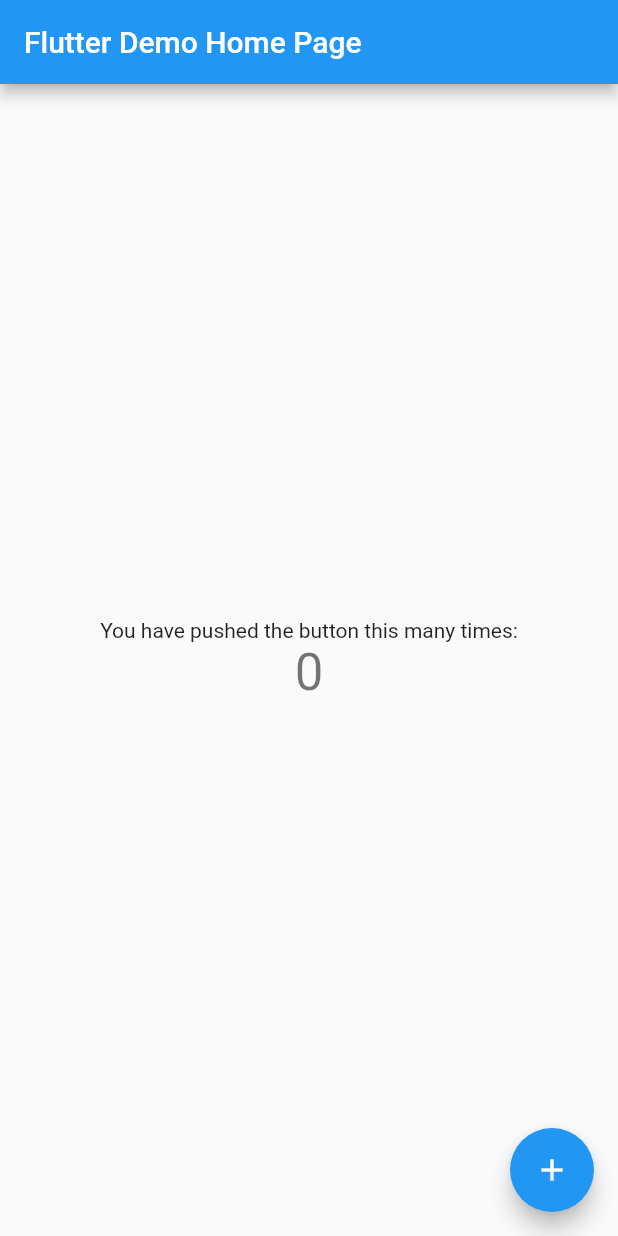
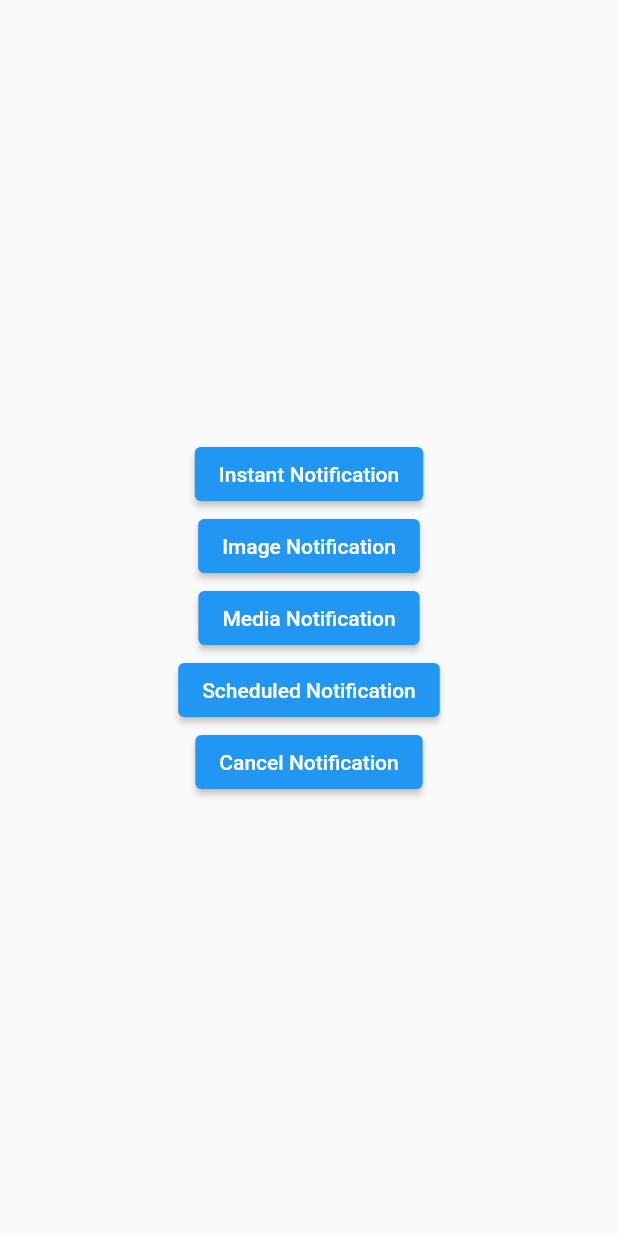
Before and after one commit to rajpatel2619/flutter_local_notify, a Flutter app: the screen it shows after launch, on a phone screen of 412 x 824 dp. Run offline on Flutter 3.47's test engine with Material 2 defaults, Android fonts, the phone set to English and light mode, and no system bars; our stand-ins replace flutter_local_notifications.

Commit message:
instant notification

```diff
--- /dev/null
+++ b/lib/home_view.dart
@@ -0,0 +1,38 @@
+import 'package:flutter/material.dart';
+import 'package:flutter_local_notify/services/notification.dart';
+import 'package:provider/provider.dart';
+
+class HomePage extends StatefulWidget {
+  @override
+  _HomePageState createState() => _HomePageState();
+}
+
+class _HomePageState extends State<HomePage> {
+  @override
+  void initState() {
+    Provider.of<NotificationService>(context, listen: false).initialize();
+    super.initState();
+  }
+
+  @override
+  Widget build(BuildContext context) {
+    return Scaffold(
+      body: Container(
+          child: Center(
+        child: Consumer<NotificationService>(
+          builder: (context, model, _) =>
+              Column(mainAxisAlignment: MainAxisAlignment.center, children: [
+            ElevatedButton(
+                onPressed: ()=>model.instantNotification(), child: Text("Instant Notification")),
+            ElevatedButton(onPressed: () {}, child: Text("Image Notification")),
+            ElevatedButton(onPressed: () {}, child: Text("Media Notification")),
+            ElevatedButton(
+                onPressed: () {}, child: Text("Scheduled Notification")),
+            ElevatedButton(
+                onPressed: () {}, child: Text("Cancel Notification")),
+          ]),
+        ),
+      )),
+    );
+  }
+}
--- a/lib/main.dart
+++ b/lib/main.dart
@@ -1,4 +1,8 @@
 import 'package:flutter/material.dart';
+import 'package:flutter_local_notify/home_view.dart';
+import 'package:flutter_local_notify/services/notification.dart';
+import 'package:provider/provider.dart';
+
 
 void main() {
   runApp(MyApp());
@@ -8,106 +12,18 @@
   // This widget is the root of your application.
   @override
   Widget build(BuildContext context) {
-    return MaterialApp(
+    return MultiProvider(
+      child: MaterialApp(
       title: 'Flutter Demo',
       theme: ThemeData(
-        // This is the theme of your application.
-        //
-        // Try running your application with "flutter run". You'll see the
-        // application has a blue toolbar. Then, without quitting the app, try
-        // changing the primarySwatch below to Colors.green and then invoke
-        // "hot reload" (press "r" in the console where you ran "flutter run",
-        // or simply save your changes to "hot reload" in a Flutter IDE).
-        // Notice that the counter didn't reset back to zero; the application
-        // is not restarted.
+
         primarySwatch: Colors.blue,
       ),
-      home: MyHomePage(title: 'Flutter Demo Home Page'),
-    );
+      home: HomePage(),
+      debugShowCheckedModeBanner: false,
+    ),
+      providers:[
+      ChangeNotifierProvider(create:(_)=>NotificationService())
+    ]);
   }
 }
-
-class MyHomePage extends StatefulWidget {
-  MyHomePage({Key key, this.title}) : super(key: key);
-
-  // This widget is the home page of your application. It is stateful, meaning
-  // that it has a State object (defined below) that contains fields that affect
-  // how it looks.
-
-  // This class is the configuration for the state. It holds the values (in this
-  // case the title) provided by the parent (in this case the App widget) and
-  // used by the build method of the State. Fields in a Widget subclass are
-  // always marked "final".
-
-  final String title;
-
-  @override
-  _MyHomePageState createState() => _MyHomePageState();
-}
-
-class _MyHomePageState extends State<MyHomePage> {
-  int _counter = 0;
-
-  void _incrementCounter() {
-    setState(() {
-      // This call to setState tells the Flutter framework that something has
-      // changed in this State, which causes it to rerun the build method below
-      // so that the display can reflect the updated values. If we changed
-      // _counter without calling setState(), then the build method would not be
-      // called again, and so nothing would appear to happen.
-      _counter++;
-    });
-  }
-
-  @override
-  Widget build(BuildContext context) {
-    // This method is rerun every time setState is called, for instance as done
-    // by the _incrementCounter method above.
-    //
-    // The Flutter framework has been optimized to make rerunning build methods
-    // fast, so that you can just rebuild anything that needs updating rather
-    // than having to individually change instances of widgets.
-    return Scaffold(
-      appBar: AppBar(
-        // Here we take the value from the MyHomePage object that was created by
-        // the App.build method, and use it to set our appbar title.
-        title: Text(widget.title),
-      ),
-      body: Center(
-        // Center is a layout widget. It takes a single child and positions it
-        // in the middle of the parent.
-        child: Column(
-          // Column is also a layout widget. It takes a list of children and
-          // arranges them vertically. By default, it sizes itself to fit its
-          // children horizontally, and tries to be as tall as its parent.
-          //
-          // Invoke "debug painting" (press "p" in the console, choose the
-          // "Toggle Debug Paint" action from the Flutter Inspector in Android
-          // Studio, or the "Toggle Debug Paint" command in Visual Studio Code)
-          // to see the wireframe for each widget.
-          //
-          // Column has various properties to control how it sizes itself and
-          // how it positions its children. Here we use mainAxisAlignment to
-          // center the children vertically; the main axis here is the vertical
-          // axis because Columns are vertical (the cross axis would be
-          // horizontal).
-          mainAxisAlignment: MainAxisAlignment.center,
-          children: <Widget>[
-            Text(
-              'You have pushed the button this many times:',
-            ),
-            Text(
-              '$_counter',
-              style: Theme.of(context).textTheme.headline4,
-            ),
-          ],
-        ),
-      ),
-      floatingActionButton: FloatingActionButton(
-        onPressed: _incrementCounter,
-        tooltip: 'Increment',
-        child: Icon(Icons.add),
-      ), // This trailing comma makes auto-formatting nicer for build methods.
-    );
-  }
-}
--- a/pubspec.yaml
+++ b/pubspec.yaml
@@ -23,7 +23,8 @@
 dependencies:
   flutter:
     sdk: flutter
-
+  flutter_local_notifications: ^5.0.0
+  provider: ^5.0.0
 
   # The following adds the Cupertino Icons font to your application.
   # Use with the CupertinoIcons class for iOS style icons.
```
Also changed, not shown: lib/services/notification.dart (added, +47 -0 lines), pubspec.lock (added), 2 other files.
